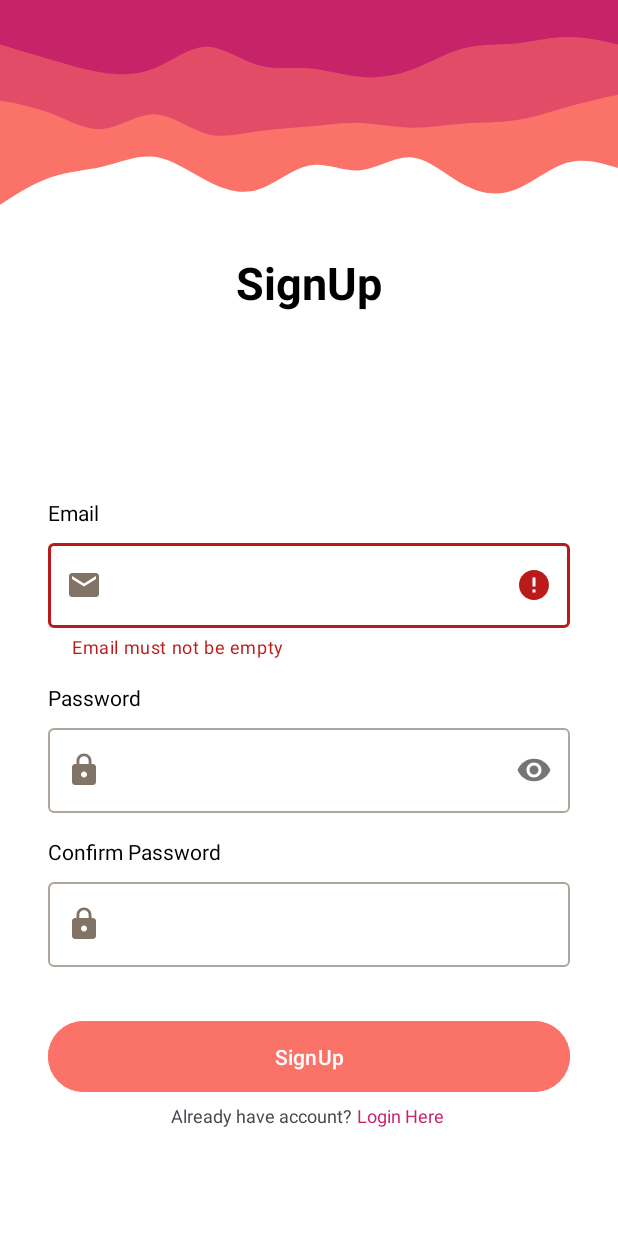
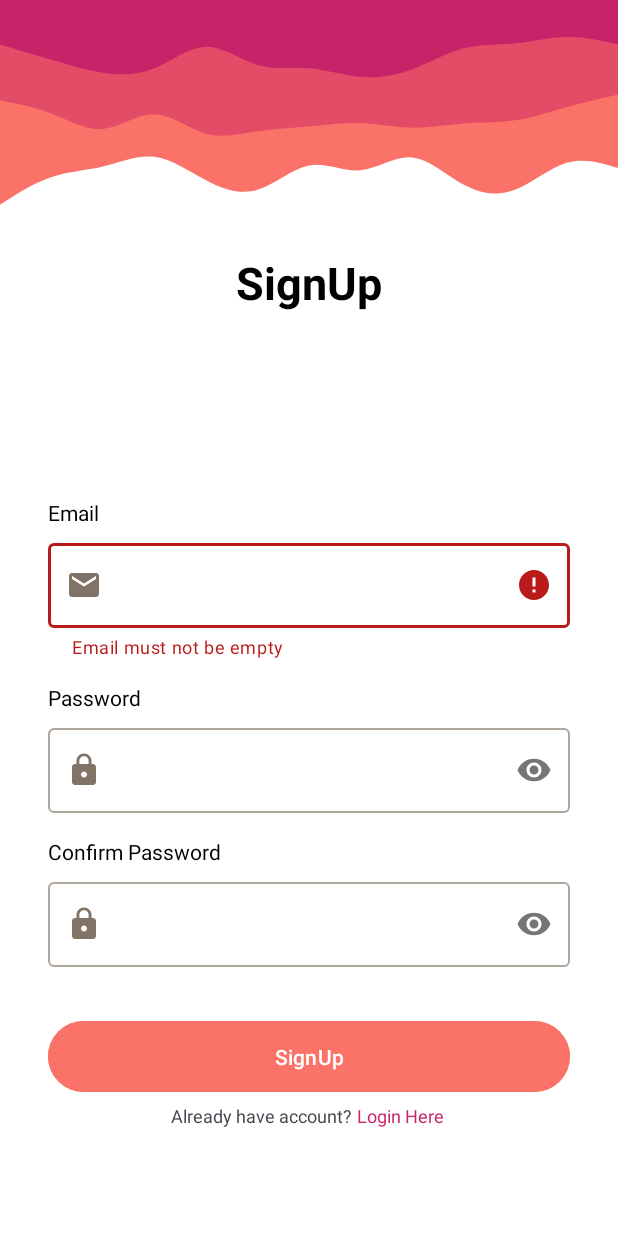
Before and after one commit to MakeUpMate/FE_makeupmate, an Android app: the SignUpActivity screen opened directly, with no data from a screen before it, after a tap on "SignUp", on a phone screen of 412 x 824 dp. Run offline under Robolectric (Android 15) with nearby library versions, the phone set to English and light mode, and no system bars; our stand-ins replace Firebase (no records; nobody signed in at launch, a user with empty details on screens opened directly).

Commit message:
add Loading and some desain

```diff
--- a/app/build.gradle
+++ b/app/build.gradle
@@ -16,6 +16,7 @@ android {
         versionName "1.0"
 
         testInstrumentationRunner "androidx.test.runner.AndroidJUnitRunner"
+        buildConfigField('String', 'BASE_URL', '"https://makeupmate-5ss3p3jbsq-as.a.run.app/"')
     }
 
     buildTypes {
@@ -33,6 +34,7 @@ android {
     }
     buildFeatures {
         viewBinding true
+        buildConfig true
     }
 }
 
--- a/app/src/main/java/com/example/makeupmate/LoginViewModel.kt
+++ b/app/src/main/java/com/example/makeupmate/LoginViewModel.kt
@@ -20,17 +20,23 @@ class LoginViewModel(private val pref: TokenPreference) : ViewModel()  {
     private val _loginResponse = MutableLiveData<Boolean?>()
     val loginResponse: LiveData<Boolean?> = _loginResponse
 
+    private val _isLoading = MutableLiveData<Boolean>()
+    val isLoading: LiveData<Boolean> = _isLoading
+
     fun loginAcc(context: Context, email: String, password: String){
         var firebaseAuth = FirebaseAuth.getInstance()
+        _isLoading.value = true
         firebaseAuth.signInWithEmailAndPassword(email, password).addOnCompleteListener {
             if (it.isSuccessful) {
                 _loginResponse.value = true
+                _isLoading.value = false
                 firebaseAuth.currentUser?.getIdToken(true)?.addOnSuccessListener {
                     viewModelScope.launch {
                         pref.saveToken(it.token.toString())
                     }
                 }
             } else {
+                _isLoading.value = false
                 _loginResponse.value = false
                 Toast.makeText(context, it.exception.toString(), Toast.LENGTH_SHORT).show()
             }
--- /dev/null
+++ b/app/src/main/java/com/example/makeupmate/SignUpViewModel.kt
@@ -0,0 +1,34 @@
+package com.example.makeupmate
+
+import android.content.Context
+import android.content.Intent
+import android.widget.Toast
+import androidx.lifecycle.LiveData
+import androidx.lifecycle.MutableLiveData
+import androidx.lifecycle.ViewModel
+import com.example.makeupmate.ui.LoginActivity
+import com.google.firebase.auth.FirebaseAuth
+
+class SignUpViewModel() : ViewModel() {
+
+    private val _signUpResponse = MutableLiveData<Boolean?>()
+    val signUpResponse: LiveData<Boolean?> = _signUpResponse
+
+    private val _isLoading = MutableLiveData<Boolean>()
+    val isLoading: LiveData<Boolean> = _isLoading
+
+    fun signUpAcc(context: Context, email: String, password: String){
+        var firebaseAuth = FirebaseAuth.getInstance()
+        _isLoading.value = true
+        firebaseAuth.createUserWithEmailAndPassword(email, password).addOnCompleteListener {
+            if (it.isSuccessful) {
+                _signUpResponse.value = true
+                _isLoading.value = false
+            } else {
+                _isLoading.value = false
+                Toast.makeText(context, it.exception.toString(), Toast.LENGTH_SHORT).show()
+            }
+        }
+    }
+
+}
--- a/app/src/main/java/com/example/makeupmate/data/ApiConfig.kt
+++ b/app/src/main/java/com/example/makeupmate/data/ApiConfig.kt
@@ -5,12 +5,11 @@ import okhttp3.OkHttpClient
 import okhttp3.logging.HttpLoggingInterceptor
 import retrofit2.Retrofit
 import retrofit2.converter.gson.GsonConverterFactory
+import com.example.makeupmate.BuildConfig
 
 
 class ApiConfig {
     companion object {
-        private const val BASE_URL = "https://makeupmate-5ss3p3jbsq-as.a.run.app/"
-
         fun getApiService(): ApiService {
             val loggingInterceptor =
                 HttpLoggingInterceptor().setLevel(HttpLoggingInterceptor.Level.BODY)
@@ -18,7 +17,7 @@ class ApiConfig {
                 .addInterceptor(loggingInterceptor)
                 .build()
             val retrofit = Retrofit.Builder()
-                .baseUrl(BASE_URL)
+                .baseUrl(BuildConfig.BASE_URL)
                 .addConverterFactory(GsonConverterFactory.create())
                 .client(client)
                 .build()
--- a/app/src/main/java/com/example/makeupmate/ui/SignUpActivity.kt
+++ b/app/src/main/java/com/example/makeupmate/ui/SignUpActivity.kt
@@ -1,11 +1,12 @@
 package com.example.makeupmate.ui
 
 import android.content.Intent
+import android.os.Bundle
+import android.view.View
+import androidx.activity.viewModels
 import androidx.appcompat.app.AppCompatActivity
-import android.os.Bundle
-import android.widget.Toast
-import com.example.makeupmate.ui.LoginActivity
 import com.example.makeupmate.R
+import com.example.makeupmate.SignUpViewModel
 import com.example.makeupmate.databinding.ActivitySignUpBinding
 import com.google.firebase.auth.FirebaseAuth
 
@@ -13,6 +14,7 @@ class SignUpActivity : AppCompatActivity() {
 
     private lateinit var binding: ActivitySignUpBinding
     private lateinit var firebaseAuth: FirebaseAuth
+    private val viewModel: SignUpViewModel by viewModels()
 
     override fun onCreate(savedInstanceState: Bundle?) {
         super.onCreate(savedInstanceState)
@@ -20,6 +22,10 @@ class SignUpActivity : AppCompatActivity() {
         setContentView(binding.root)
 
         firebaseAuth = FirebaseAuth.getInstance()
+
+        viewModel.isLoading.observe(this) {
+            showLoading(it)
+        }
 
         binding.tvLogin.setOnClickListener {
             val intent = Intent(this, LoginActivity::class.java)
@@ -30,30 +36,33 @@ class SignUpActivity : AppCompatActivity() {
             val password = binding.passwordEditText.text.toString().trim()
             val confirmPassword = binding.confirmPasswordEditText.text.toString().trim()
 
-            when{
+            when {
                 email.isEmpty() -> {
                     binding.emailEditTextLayout.error = getString(R.string.email_notempty)
                 }
+
                 password.isEmpty() -> {
                     binding.passwordEditTextLayout.error = getString(R.string.pass__notempty)
                 }
+
                 confirmPassword.isEmpty() -> {
                     binding.passwordEditTextLayout.error = getString(R.string.conpass__notempty)
                 }
             }
 
             if (password == confirmPassword) {
-                firebaseAuth.createUserWithEmailAndPassword(email, password).addOnCompleteListener {
-                    if (it.isSuccessful) {
+                viewModel.signUpAcc(this, email, password)
+                viewModel.signUpResponse.observe(this) {
+                    if (it == true) {
                         val intent = Intent(this, LoginActivity::class.java)
                         startActivity(intent)
-                    } else {
-                        Toast.makeText(this, it.exception.toString(), Toast.LENGTH_SHORT).show()
                     }
                 }
-            } else {
-                Toast.makeText(this, "Password is not matching", Toast.LENGTH_SHORT).show()
             }
         }
     }
+
+    private fun showLoading(isLoading: Boolean) {
+        binding.progressBar.visibility = if (isLoading) View.VISIBLE else View.GONE
+    }
 }
--- a/app/src/main/res/layout/activity_camera.xml
+++ b/app/src/main/res/layout/activity_camera.xml
@@ -4,6 +4,7 @@
     xmlns:tools="http://schemas.android.com/tools"
     android:layout_width="match_parent"
     android:layout_height="match_parent"
+    android:background="@drawable/background_page"
     tools:context=".ui.CameraActivity">
 
     <androidx.camera.view.PreviewView
@@ -25,7 +26,7 @@
         app:layout_constraintStart_toStartOf="parent"
         app:layout_constraintTop_toTopOf="parent"
         app:srcCompat="@drawable/back_button"
-        android:contentDescription="back" />
+        android:contentDescription="@string/back" />
 
     <ImageView
         android:id="@+id/capture_photo"
@@ -64,7 +65,7 @@
         android:layout_width="wrap_content"
         android:layout_height="wrap_content"
         android:layout_marginTop="18dp"
-        android:text="Camera"
+        android:text="@string/camera"
         android:textSize="16sp"
         android:textStyle="bold"
         app:layout_constraintEnd_toEndOf="parent"
--- a/app/src/main/res/layout/activity_sign_up.xml
+++ b/app/src/main/res/layout/activity_sign_up.xml
@@ -84,8 +84,7 @@
             android:layout_width="match_parent"
             android:layout_height="wrap_content"
             android:ems="10"
-            android:inputType="textPassword"
-            app:passwordToggleEnabled="true" />
+            android:inputType="textPassword" />
     </com.google.android.material.textfield.TextInputLayout>
 
     <TextView
@@ -110,6 +109,7 @@
         app:layout_constraintBottom_toTopOf="@+id/signupButton"
         app:layout_constraintEnd_toEndOf="parent"
         app:layout_constraintStart_toStartOf="parent"
+        app:passwordToggleEnabled="true"
         app:startIconDrawable="@drawable/ic_baseline_lock_24">
 
         <com.google.android.material.textfield.TextInputEditText
@@ -117,8 +117,7 @@
             android:layout_width="match_parent"
             android:layout_height="wrap_content"
             android:ems="10"
-            android:inputType="text"
-            app:passwordToggleEnabled="true" />
+            android:inputType="textPassword" />
     </com.google.android.material.textfield.TextInputLayout>
 
     <Button
--- a/app/src/main/res/values/strings.xml
+++ b/app/src/main/res/values/strings.xml
@@ -65,4 +65,6 @@
     <string name="login_text_desc">Login to MakeUpMate</string>
     <string name="create_new_account">Create new Account</string>
     <string name="slogan">Elevate Your Beauty Game with AI-Powered Perfection</string>
+    <string name="back">button back</string>
+    <string name="camera">Camera</string>
 </resources>
```
Also changed, not shown: app/src/main/java/com/example/makeupmate/ui/LoginActivity.kt (+9 -1 lines).
